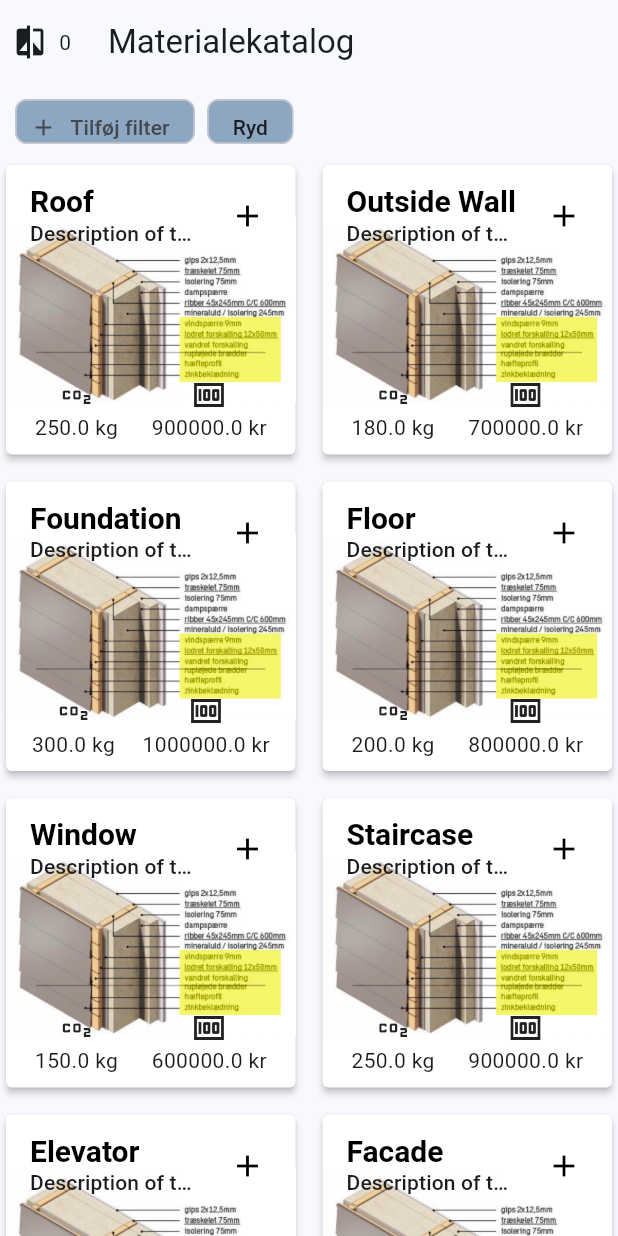
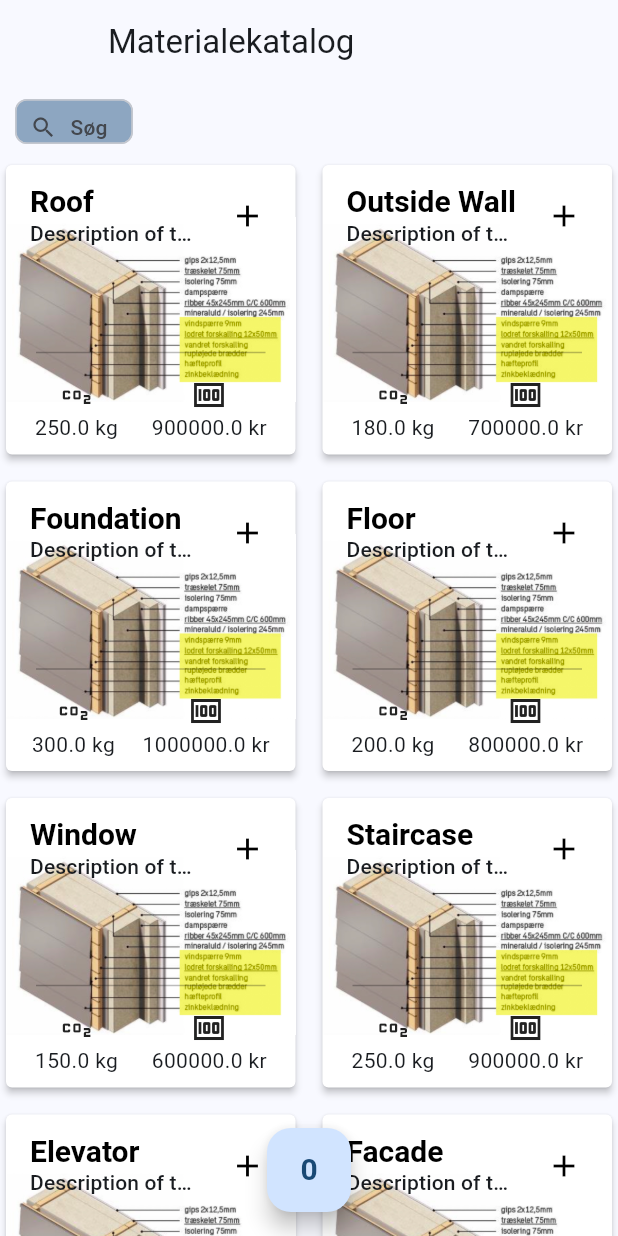
Before and after one commit to maxperssonandersenen/materialekatalog, a Flutter app: the screen it shows after launch, on a phone screen of 412 x 824 dp. Run offline on Flutter 3.47's test engine with Material 3 defaults, Android fonts, the light colour scheme and no system bars.

Commit message:
small changes

```diff
--- /dev/null
+++ b/lib/building_structure_card.dart
@@ -0,0 +1,80 @@
+import 'package:flutter/material.dart';
+import 'package:materialekatalog/construction.dart';
+
+class BuildingStructureCard extends StatelessWidget {
+  final BuildingStructure item;
+  final bool isItemSelected;
+  final Function(bool) onItemPressed;
+
+  const BuildingStructureCard({
+    Key? key,
+    required this.item,
+    required this.isItemSelected,
+    required this.onItemPressed,
+  }) : super(key: key);
+
+  @override
+  Widget build(BuildContext context) {
+    return Card(
+      elevation: 2,
+      shape: ShapeBorder.lerp(
+        RoundedRectangleBorder(borderRadius: BorderRadius.circular(4)),
+        RoundedRectangleBorder(borderRadius: BorderRadius.circular(4)),
+        0.5,
+      ),
+      surfaceTintColor: Colors.white,
+      color: Colors.white,
+      child: GridTile(
+        header: GridTileBar(
+          trailing: IconButton(
+            icon: Icon(
+              isItemSelected ? Icons.check : Icons.add,
+              color: isItemSelected ? Colors.green : Colors.black,
+            ),
+            onPressed: () {
+              onItemPressed(!isItemSelected);
+            },
+          ),
+          subtitle: Text(
+            item.description,
+            style: Theme.of(context).textTheme.titleSmall,
+          ),
+          title: Text(
+            item.name,
+            style: TextStyle(color: Colors.black, fontWeight: FontWeight.bold, fontSize: 20),
+          ),
+        ),
+        child: Image.asset('assets/Untitled.jpg'),
+        footer: Column(
+          children: [
+            Divider(
+              indent: 20,
+              endIndent: 20,
+              color: Colors.black26,
+            ),
+            Padding(
+              padding: const EdgeInsets.all(8.0),
+              child: Row(
+                mainAxisAlignment: MainAxisAlignment.spaceAround,
+                children: [
+                  Column(
+                    children: [
+                      Icon(Icons.co2),
+                      Text('${item.co2} kg'),
+                    ],
+                  ),
+                  Column(
+                    children: [
+                      Icon(Icons.money),
+                      Text('${item.price} kr'),
+                    ],
+                  ),
+                ],
+              ),
+            ),
+          ],
+        ),
+      ),
+    );
+  }
+}
--- a/lib/main.dart
+++ b/lib/main.dart
@@ -1,4 +1,6 @@
 import 'package:flutter/material.dart';
+import 'package:materialekatalog/building_structure_card.dart';
+import 'package:materialekatalog/comparison_screen.dart';
 import 'package:materialekatalog/construction.dart';
 import 'package:materialekatalog/dropdown_chip.dart';
 import 'package:materialekatalog/filter_tag.dart';
@@ -96,115 +98,19 @@ class _FilterGridScreenState extends State<FilterGridScreen> {
     return Scaffold(
       key: scaffoldKey,
       drawer: StatefulBuilder(builder: (context, state) {
-        final double highestPrice = _savedStructures.isNotEmpty ? _savedStructures.map((structure) => structure.price).reduce((a, b) => a > b ? a : b) : 0.0;
-        final double highestCO2 = _savedStructures.isNotEmpty ? _savedStructures.map((structure) => structure.co2).reduce((a, b) => a > b ? a : b) : 0.0;
-        return Container(
-          width: double.infinity,
-          height: double.infinity,
-          color: Theme.of(context).colorScheme.background,
-          child: Column(
-            children: [
-              Stack(
-                children: [
-                  Align(
-                      alignment: Alignment.topLeft,
-                      child: IconButton(
-                          onPressed: () {
-                            Navigator.of(context).pop();
-                          },
-                          icon: Icon(Icons.close))),
-                  Center(
-                    child: Padding(
-                      padding: const EdgeInsets.all(8.0),
-                      child: Text(
-                        'Sammenligning',
-                        style: Theme.of(context).textTheme.headline6,
-                      ),
-                    ),
-                  ),
-                ],
-              ),
-              SingleChildScrollView(
-                scrollDirection: Axis.horizontal,
-                child: DataTable(
-                  columns: [
-                    DataColumn(label: SizedBox.shrink()), // New column for images
-
-                    DataColumn(label: Text('Name')),
-                    DataColumn(label: Text('Description')),
-                    DataColumn(numeric: true, label: Text('CO2')),
-                    DataColumn(numeric: true, label: Text('Price')),
-                    DataColumn(label: SizedBox.shrink()),
-                  ],
-                  rows: _savedStructures.map((structure) {
-                    return DataRow(
-                      cells: [
-                        DataCell(
-                          Container(
-                            width: 40,
-                            height: 40,
-                            decoration: BoxDecoration(
-                              shape: BoxShape.rectangle,
-                              borderRadius: BorderRadius.circular(8),
-                              image: DecorationImage(
-                                image: AssetImage('assets/Untitled.jpg'), // Replace 'structure.image' with the actual image path or URL
-                                fit: BoxFit.cover,
-                              ),
-                            ),
-                          ),
-                        ),
-                        DataCell(Text(structure.name)),
-                        DataCell(Text(structure.description)),
-                        DataCell(Column(
-                          children: [
-                            Text('${structure.co2} kg'),
-                            LinearProgressIndicator(
-                              value: structure.co2 / highestCO2,
-                            ),
-                          ],
-                        )),
-                        DataCell(Column(
-                          children: [
-                            Text('${structure.price} kr'),
-                            LinearProgressIndicator(
-                              value: structure.price / highestPrice,
-                            ),
-                          ],
-                        )),
-                        DataCell(
-                          IconButton(
-                            icon: Icon(Icons.delete),
-                            onPressed: () {
-                              setState(() {
-                                _savedStructures.remove(structure);
-                              });
-                              state(() {
-                                _savedStructures.remove(structure);
-                              });
-                            },
-                          ),
-                        ),
-                      ],
-                    );
-                  }).toList(),
-                ),
-              ),
-            ],
-          ),
-        );
+        return ComparisonScreen(savedStructures: _savedStructures);
       }),
-      appBar: AppBar(
-        leading: IconButton(
-          icon: Row(
-            children: [
-              Icon(Icons.compare),
-              Text('  ${_savedStructures.length}'),
-            ],
-          ),
+      floatingActionButtonLocation: FloatingActionButtonLocation.centerFloat,
+      floatingActionButton: FloatingActionButton(
           onPressed: () {
             scaffoldKey.currentState?.openDrawer();
           },
-        ),
+          child: Text(
+            '${_savedStructures.length}',
+            style: TextStyle(fontSize: 20, fontWeight: FontWeight.bold),
+          )),
+      appBar: AppBar(
+        leading: SizedBox.shrink(),
         title: const Text('Materialekatalog'),
       ),
       body: Column(
@@ -239,8 +145,8 @@ class _FilterGridScreenState extends State<FilterGridScreen> {
                           );
                         }).toList()),
                   ),
-                  label: 'Tilføj filter',
-                  iconData: Icons.add,
+                  label: 'Søg',
+                  iconData: Icons.search,
                   chipColor: Theme.of(context).colorScheme.primary.withAlpha(140),
                 ),
                 ..._selectedFilters.map((category) {
@@ -262,19 +168,19 @@ class _FilterGridScreenState extends State<FilterGridScreen> {
                     ),
                   );
                 }).toList(),
-                Padding(
-                  padding: const EdgeInsets.only(left: 8.0),
-                  child: ActionChip(
-                      color: MaterialStateProperty.all(
-                        Theme.of(context).colorScheme.primary.withAlpha(140),
-                      ),
-                      label: Text('Ryd'),
-                      onPressed: () => setState(() {
-                            _selectedFilters.clear();
-                            _overlayPortalControllers.clear();
-                            _values.clear();
-                          })),
-                ),
+                // Padding(
+                //   padding: const EdgeInsets.only(left: 8.0),
+                //   child: ActionChip(
+                //       color: MaterialStateProperty.all(
+                //         Theme.of(context).colorScheme.primary.withAlpha(140),
+                //       ),
+                //       label: Text('Ryd'),
+                //       onPressed: () => setState(() {
+                //             _selectedFilters.clear();
+                //             _overlayPortalControllers.clear();
+                //             _values.clear();
+                //           })),
+                // ),
               ],
             ),
           ),
@@ -289,63 +195,18 @@ class _FilterGridScreenState extends State<FilterGridScreen> {
               itemBuilder: (context, index) {
                 final item = mockedBuildingStructures[index];
                 final isItemSelected = _savedStructures.contains(item);
-                return Card(
-                  elevation: 2,
-                  shape: ShapeBorder.lerp(
-                    RoundedRectangleBorder(borderRadius: BorderRadius.circular(4)),
-                    RoundedRectangleBorder(borderRadius: BorderRadius.circular(4)),
-                    0.5,
-                  ),
-                  surfaceTintColor: Colors.white,
-                  color: Colors.white,
-                  child: GridTile(
-                    header: GridTileBar(
-                        trailing: IconButton(
-                            icon: Icon(
-                              isItemSelected ? Icons.check : Icons.add,
-                              color: isItemSelected ? Colors.green : Colors.black,
-                            ),
-                            onPressed: () {
-                              setState(() {
-                                isItemSelected ? _savedStructures.remove(item) : _savedStructures.add(item);
-                              });
-                            }),
-                        subtitle: Text(
-                          item.description,
-                          style: Theme.of(context).textTheme.titleSmall,
-                        ),
-                        title: Text(item.name, style: TextStyle(color: Colors.black, fontWeight: FontWeight.bold, fontSize: 20))),
-                    child: Image.asset('assets/Untitled.jpg'),
-                    footer: Column(
-                      children: [
-                        Divider(
-                          indent: 20,
-                          endIndent: 20,
-                          color: Colors.black26,
-                        ),
-                        Padding(
-                          padding: const EdgeInsets.all(8.0),
-                          child: Row(
-                            mainAxisAlignment: MainAxisAlignment.spaceAround,
-                            children: [
-                              Column(
-                                children: [
-                                  Icon(Icons.co2),
-                                  Text('${item.co2} kg'),
-                                ],
-                              ),
-                              Column(
-                                children: [
-                                  Icon(Icons.money),
-                                  Text('${item.price} kr'),
-                                ],
-                              ),
-                            ],
-                          ),
-                        ),
-                      ],
-                    ),
-                  ),
+                return BuildingStructureCard(
+                  item: item,
+                  isItemSelected: isItemSelected,
+                  onItemPressed: (isSelected) {
+                    setState(() {
+                      if (isSelected) {
+                        _savedStructures.add(item);
+                      } else {
+                        _savedStructures.remove(item);
+                      }
+                    });
+                  },
                 );
               },
             ),
```
Also changed, not shown: lib/comparison_screen.dart (added, +113 -0 lines).
